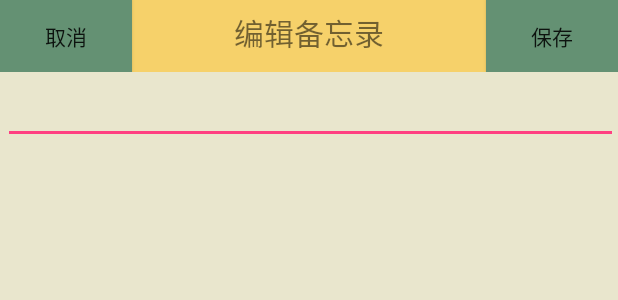
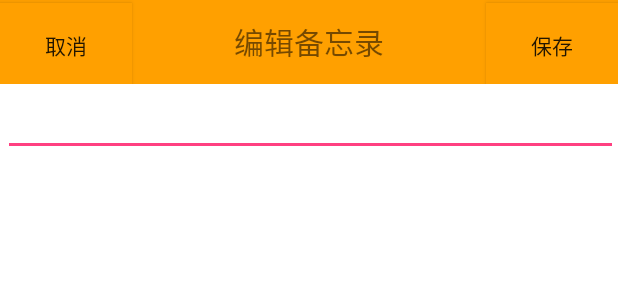
Before and after one commit to X-I-N/Notepad, an Android app: the layout edit_page.xml on its own in the app's theme, with its tools: preview values and no code run, on a phone screen of 412 x 824 dp. Shown: the top 300 px of the screen. Run offline under Robolectric (Android 15) with nearby library versions, the phone set to English and light mode, and no system bars.

Commit message:
UI重构1.0：界面改版

```diff
--- a/app/src/main/AndroidManifest.xml
+++ b/app/src/main/AndroidManifest.xml
@@ -9,10 +9,11 @@
         android:roundIcon="@mipmap/ic_launcher_round"
         android:supportsRtl="true"
         android:theme="@style/AppTheme">
-        <activity android:name=".MainActivity">
+        <activity android:name=".MainActivity"
+            android:label="Notepad">
             <intent-filter>
                 <action android:name="android.intent.action.MAIN" />
-
+                <action android:name="android.intent.action.VIEW" />
                 <category android:name="android.intent.category.LAUNCHER" />
             </intent-filter>
         </activity>
--- a/app/src/main/res/layout/edit_page.xml
+++ b/app/src/main/res/layout/edit_page.xml
@@ -9,19 +9,19 @@
     <LinearLayout
         android:layout_width="match_parent"
         android:layout_height="wrap_content"
-        android:background="#cff6c849"
+        android:background="#FFA000"
         android:orientation="horizontal">
 
         <Button
             android:id="@+id/btn_cancel"
             android:layout_width="wrap_content"
-            android:layout_height="wrap_content"
-            android:background="#649173"
+            android:layout_height="?attr/actionBarSize"
+            android:background="#FFA000"
             android:text="取消" />
 
         <TextView
             android:layout_width="0dp"
-            android:layout_height="wrap_content"
+            android:layout_height="?attr/actionBarSize"
             android:layout_weight="1"
             android:gravity="center"
             android:text="编辑备忘录"
@@ -30,16 +30,16 @@
         <Button
             android:id="@+id/btn_ok"
             android:layout_width="wrap_content"
-            android:layout_height="wrap_content"
+            android:layout_height="?attr/actionBarSize"
             android:text="保存"
-            android:background="#649173"
+            android:background="#FFA000"
             />
     </LinearLayout>
 
     <ScrollView
         android:layout_width="match_parent"
         android:layout_height="match_parent"
-        android:background="#84dbd5a4"
+        android:background="#fff"
         android:scrollbars="vertical">
 
         <LinearLayout
--- a/app/src/main/res/layout/note_item.xml
+++ b/app/src/main/res/layout/note_item.xml
@@ -6,10 +6,11 @@
     android:layout_height="wrap_content"
     android:textAppearance="?android:attr/textAppearanceListItemSmall"
     android:gravity="center_vertical"
-    android:textSize="30sp"
+    android:textSize="25sp"
     android:singleLine="true"
     android:autoLink="phone"
     android:background="#1Edbdbdb"
+    android:padding="10dp"
     />
 
 <!--Tips:
```
Also changed, not shown: app/src/main/java/com/xin/notepad/MainActivity.java (+8 -7 lines), app/src/main/res/layout/activity_main.xml (+10 -2 lines).
